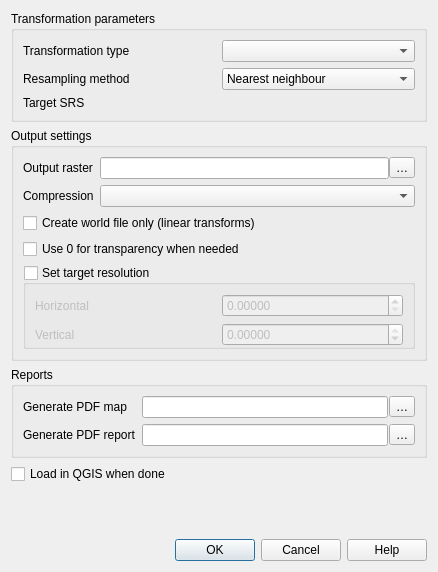
First picture: the form in src/plugins/georeferencer/qgstransformsettingsdialogbase.ui, repository carsmie/QGIS, before the edit.
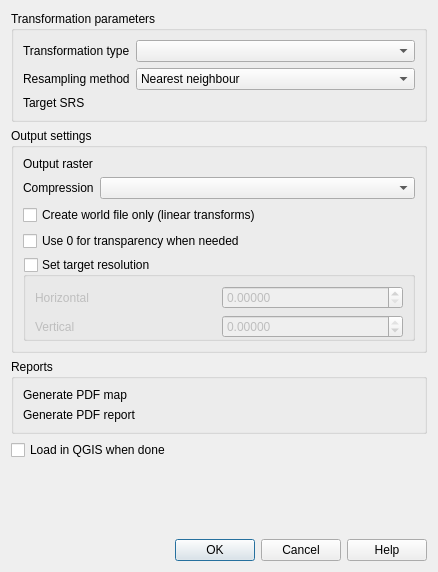
Second picture: the form after the edit. Custom widgets are drawn as their Qt base class.

Commit message: [georeferencer] improve ui layout, use qgsfilewidget

Diff of the .ui file:
```diff
--- a/src/plugins/georeferencer/qgstransformsettingsdialogbase.ui
+++ b/src/plugins/georeferencer/qgstransformsettingsdialogbase.ui
@@ -22,6 +22,12 @@
      <layout class="QGridLayout" name="gridLayout_4">
       <item row="0" column="0">
        <widget class="QLabel" name="label">
+        <property name="sizePolicy">
+         <sizepolicy hsizetype="Fixed" vsizetype="Preferred">
+          <horstretch>0</horstretch>
+          <verstretch>0</verstretch>
+         </sizepolicy>
+        </property>
         <property name="text">
          <string>Transformation type</string>
         </property>
@@ -71,6 +77,12 @@
       </item>
       <item row="1" column="0">
        <widget class="QLabel" name="textLabel1">
+        <property name="sizePolicy">
+         <sizepolicy hsizetype="Fixed" vsizetype="Preferred">
+          <horstretch>0</horstretch>
+          <verstretch>0</verstretch>
+         </sizepolicy>
+        </property>
         <property name="text">
          <string>Resampling method</string>
         </property>
@@ -88,6 +100,12 @@
       </item>
       <item row="2" column="0">
        <widget class="QLabel" name="label_3">
+        <property name="sizePolicy">
+         <sizepolicy hsizetype="Fixed" vsizetype="Preferred">
+          <horstretch>0</horstretch>
+          <verstretch>0</verstretch>
+         </sizepolicy>
+        </property>
         <property name="text">
          <string>Target SRS</string>
         </property>
@@ -104,27 +122,20 @@
      <layout class="QGridLayout" name="gridLayout_5">
       <item row="0" column="0">
        <widget class="QLabel" name="label_2">
+        <property name="sizePolicy">
+         <sizepolicy hsizetype="Fixed" vsizetype="Preferred">
+          <horstretch>0</horstretch>
+          <verstretch>0</verstretch>
+         </sizepolicy>
+        </property>
         <property name="text">
          <string>Output raster</string>
         </property>
        </widget>
       </item>
       <item row="0" column="1">
-       <layout class="QHBoxLayout" name="horizontalLayout">
-        <property name="spacing">
-         <number>0</number>
-        </property>
-        <item>
-         <widget class="QLineEdit" name="leOutputRaster"/>
-        </item>
-        <item>
-         <widget class="QToolButton" name="tbnOutputRaster">
-          <property name="text">
-           <string>…</string>
-          </property>
-         </widget>
-        </item>
-       </layout>
+       <widget class="QgsFileWidget" name="mOutputRaster">
+       </widget>
       </item>
       <item row="1" column="1">
        <widget class="QComboBox" name="cmbCompressionComboBox">
@@ -205,6 +216,12 @@
       </item>
       <item row="1" column="0">
        <widget class="QLabel" name="mCompressionLabel">
+        <property name="sizePolicy">
+         <sizepolicy hsizetype="Fixed" vsizetype="Preferred">
+          <horstretch>0</horstretch>
+          <verstretch>0</verstretch>
+         </sizepolicy>
+        </property>
         <property name="text">
          <string>Compression</string>
         </property>
@@ -277,21 +294,8 @@
        </widget>
       </item>
       <item row="0" column="1">
-       <layout class="QHBoxLayout" name="horizontalLayout_4">
-        <property name="spacing">
-         <number>1</number>
-        </property>
-        <item>
-         <widget class="QLineEdit" name="mMapFileLineEdit"/>
-        </item>
-        <item>
-         <widget class="QToolButton" name="tbnMapFile">
-          <property name="text">
-           <string>…</string>
-          </property>
-         </widget>
-        </item>
-       </layout>
+       <widget class="QgsFileWidget" name="mPdfMap">
+       </widget>
       </item>
       <item row="1" column="0">
        <widget class="QLabel" name="label_6">
@@ -301,21 +305,8 @@
        </widget>
       </item>
       <item row="1" column="1">
-       <layout class="QHBoxLayout" name="horizontalLayout_3">
-        <property name="spacing">
-         <number>1</number>
-        </property>
-        <item>
-         <widget class="QLineEdit" name="mReportFileLineEdit"/>
-        </item>
-        <item>
-         <widget class="QToolButton" name="tbnReportFile">
-          <property name="text">
-           <string>…</string>
-          </property>
-         </widget>
-        </item>
-       </layout>
+       <widget class="QgsFileWidget" name="mPdfReport">
+       </widget>
       </item>
      </layout>
     </widget>
@@ -334,6 +325,12 @@
    <header location="global">qgsprojectionselectionwidget.h</header>
    <container>1</container>
   </customwidget>
+  <customwidget>
+   <class>QgsFileWidget</class>
+   <extends>QWidget</extends>
+   <header>qgsfilewidget.h</header>
+   <container>1</container>
+  </customwidget>
  </customwidgets>
  <tabstops>
   <tabstop>cmbTransformType</tabstop>
```
Left out of the diff: 9 changed lines with no effect on the pictures. The commit also changes 2 other files.
